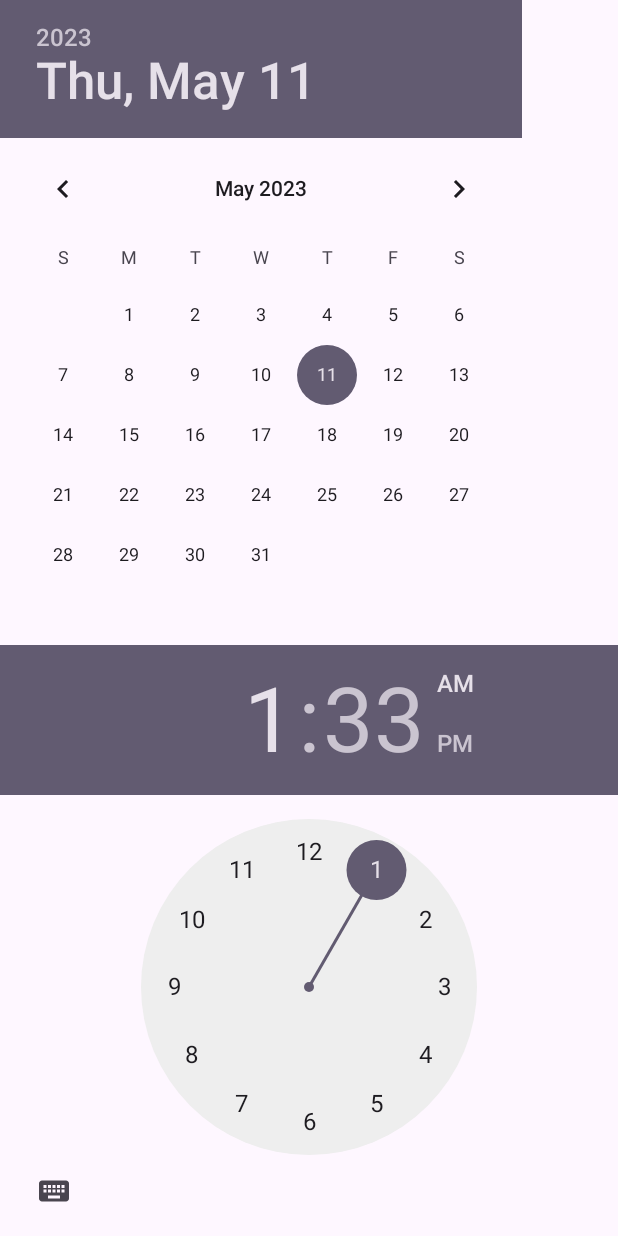
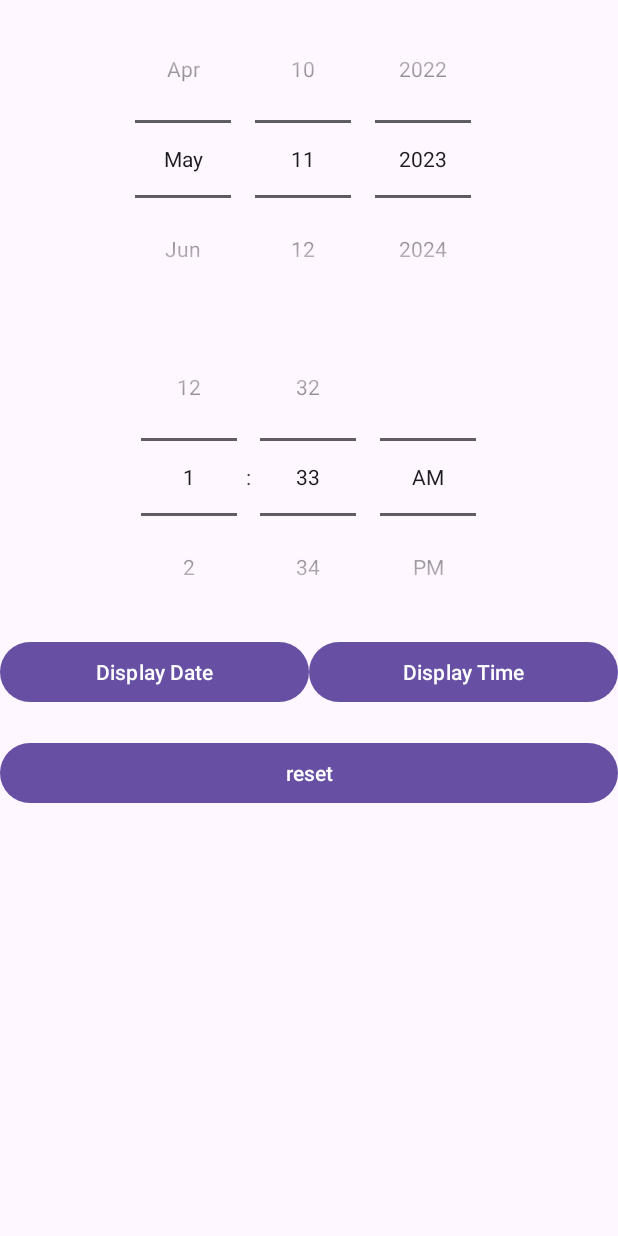
Before and after one commit to Chrisz-z/DemoTimeAndDateApp-Week4, an Android app: the screen it shows after launch (MainActivity), on a phone screen of 412 x 824 dp. Run offline under Robolectric (Android 15) with nearby library versions, the phone set to English and light mode, and no system bars.

Commit message:
checkpoint 1 11:14am

```diff
--- a/app/src/main/java/sg/edu/rp/c346/id22035357/demotimeanddateapp/MainActivity.java
+++ b/app/src/main/java/sg/edu/rp/c346/id22035357/demotimeanddateapp/MainActivity.java
@@ -3,12 +3,65 @@ package sg.edu.rp.c346.id22035357.demotimeanddateapp;
 import androidx.appcompat.app.AppCompatActivity;
 
 import android.os.Bundle;
+import android.view.View;
+import android.widget.Button;
+import android.widget.DatePicker;
+import android.widget.TextView;
+import android.widget.TimePicker;
 
 public class MainActivity extends AppCompatActivity {
+
+    DatePicker dp;
+    TimePicker tp;
+    Button btnDisplayDate;
+    Button btnDisplayTime;
+    Button btnReset;
+    TextView tvDisplay;
 
     @Override
     protected void onCreate(Bundle savedInstanceState) {
         super.onCreate(savedInstanceState);
         setContentView(R.layout.activity_main);
+        dp = findViewById(R.id.dp1);
+        tp = findViewById(R.id.tp1);
+        btnDisplayTime = findViewById(R.id.btn2);
+        btnDisplayDate = findViewById((R.id.btn1));
+        tvDisplay = findViewById(R.id.tvdisplay1);
+        btnReset = findViewById(R.id.btnReset);
+
+        btnDisplayTime.setOnClickListener(new View.OnClickListener() {
+            @Override
+            public void onClick(View v) {
+                int hour = tp.getCurrentHour();
+                int minute = tp.getCurrentMinute();
+                tvDisplay.setText("Time is "+hour+":"+minute);
+
+            }
+        });
+
+        btnDisplayDate.setOnClickListener(new View.OnClickListener() {
+            @Override
+            public void onClick(View v) {
+                int year = dp.getYear();
+                int month = dp.getMonth()+1;
+                int date = dp.getDayOfMonth();
+                tvDisplay.setText("Date is "+ date + "/"+month+"/"+year);
+
+
+            }
+        });
+
+        btnReset.setOnClickListener(new View.OnClickListener() {
+            @Override
+            public void onClick(View view) {
+                dp.updateDate(2020,1,1);
+                tp.setCurrentHour(0);
+                tp.setCurrentMinute(0);
+            }
+        });
+
     }
+
+
+
 }
--- a/app/src/main/res/layout/activity_main.xml
+++ b/app/src/main/res/layout/activity_main.xml
@@ -3,16 +3,74 @@
     android:layout_width="match_parent"
     android:layout_height="match_parent"
     android:orientation="vertical">
+    <ScrollView
+        android:layout_width="match_parent"
+        android:layout_height="wrap_content">
 
-    <DatePicker
-        android:id="@+id/datePicker"
-        android:layout_width="match_parent"
-        android:layout_height="wrap_content" />
+        <LinearLayout
+            android:layout_width="match_parent"
+            android:layout_height="match_parent"
+            android:orientation="vertical">
 
-    <TimePicker
-        android:id="@+id/timePicker"
-        android:layout_width="match_parent"
-        android:layout_height="wrap_content" />
+            <DatePicker
+                android:id="@+id/dp1"
+                android:layout_width="match_parent"
+                android:layout_height="wrap_content"
+                android:datePickerMode="spinner"
+                android:calendarViewShown="false">
+
+            </DatePicker>
+
+            <TimePicker
+                android:id="@+id/tp1"
+                android:layout_width="match_parent"
+                android:layout_height="wrap_content"
+                android:calendarViewShown="false"
+                android:timePickerMode="spinner">
+
+            </TimePicker>
+
+            <LinearLayout
+                android:layout_width="match_parent"
+                android:layout_height="wrap_content"
+                android:orientation="horizontal">
+
+                <Button
+                    android:id="@+id/btn1"
+                    android:layout_width="0dp"
+                    android:layout_height="wrap_content"
+                    android:layout_weight="1"
+                    android:text="@string/display_date">
+
+                </Button>
+
+                <Button
+                    android:id="@+id/btn2"
+                    android:layout_width="0dp"
+                    android:layout_height="wrap_content"
+                    android:layout_weight="1"
+                    android:text="@string/display_time">
+
+                </Button>
+            </LinearLayout>
+
+            <TextView
+                android:id="@+id/tvdisplay1"
+                android:layout_width="match_parent"
+                android:layout_height="wrap_content">
+
+            </TextView>
+
+            <Button
+                android:id="@+id/btnReset"
+                android:layout_width="match_parent"
+                android:layout_height="wrap_content"
+                android:text="@string/reset">
+
+            </Button>
+        </LinearLayout>
 
 
+
+    </ScrollView>
 </LinearLayout>
--- a/app/src/main/res/values/strings.xml
+++ b/app/src/main/res/values/strings.xml
@@ -1,3 +1,6 @@
 <resources>
     <string name="app_name">DemoTimeAndDateApp</string>
+    <string name="display_date">Display Date</string>
+    <string name="display_time">Display Time</string>
+    <string name="reset">reset</string>
 </resources>
```
